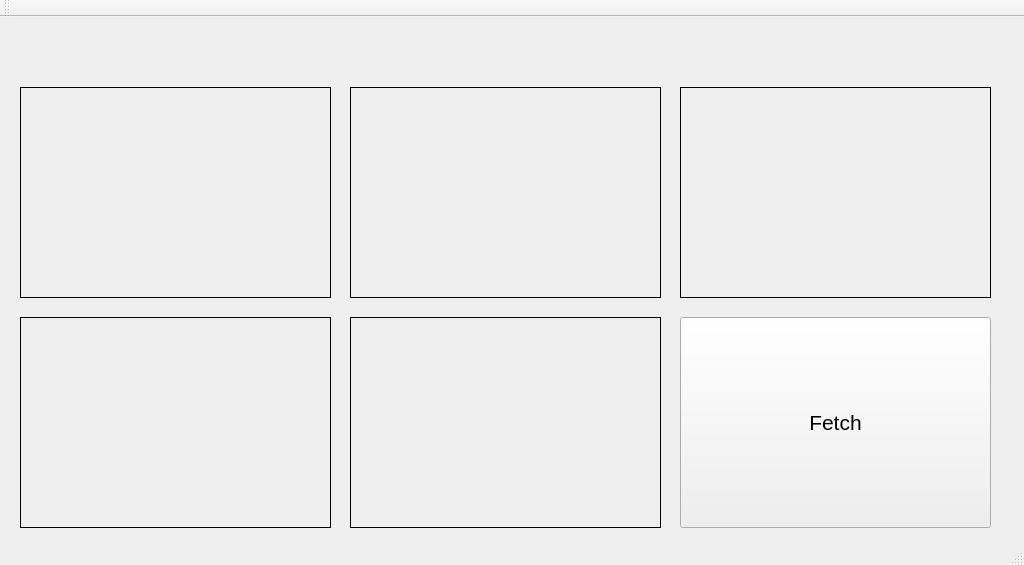
Before: the Qt Designer form GUI_Qt/SmartScale/itemSuggestion.ui in twschung/IoT-Smart-Scale, drawn with Qt 5.
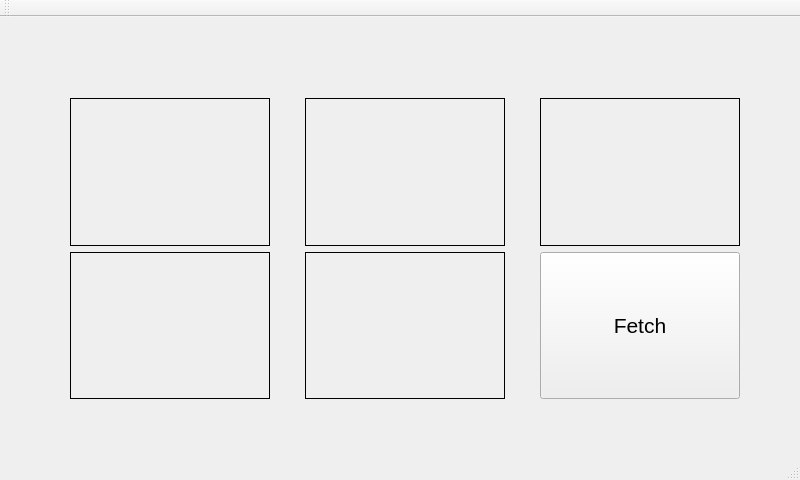
After: the same form once the commit is applied.

What changed in the file:
```diff
--- a/GUI_Qt/SmartScale/itemSuggestion.ui
+++ b/GUI_Qt/SmartScale/itemSuggestion.ui
@@ -2,14 +2,23 @@
 <ui version="4.0">
  <class>itemSuggestion</class>
  <widget class="QMainWindow" name="itemSuggestion">
+  <property name="enabled">
+   <bool>true</bool>
+  </property>
   <property name="geometry">
    <rect>
     <x>0</x>
     <y>0</y>
-    <width>1024</width>
-    <height>565</height>
+    <width>800</width>
+    <height>480</height>
    </rect>
   </property>
+  <property name="minimumSize">
+   <size>
+    <width>100</width>
+    <height>0</height>
+   </size>
+  </property>
   <property name="windowTitle">
    <string>smartScaleGUI</string>
   </property>
@@ -17,9 +26,9 @@
    <widget class="QLabel" name="lblStatus">
     <property name="geometry">
      <rect>
-      <x>20</x>
-      <y>10</y>
-      <width>961</width>
+      <x>30</x>
+      <y>20</y>
+      <width>700</width>
       <height>31</height>
      </rect>
     </property>
@@ -34,104 +43,178 @@
      <string/>
     </property>
    </widget>
-   <widget class="QPushButton" name="btnLogout">
+   <widget class="QWidget" name="gridLayoutWidget">
     <property name="geometry">
      <rect>
-      <x>680</x>
-      <y>300</y>
-      <width>311</width>
-      <height>211</height>
-     </rect>
-    </property>
-    <property name="font">
-     <font>
-      <pointsize>16</pointsize>
-     </font>
-    </property>
-    <property name="text">
-     <string>Fetch</string>
-    </property>
-   </widget>
-   <widget class="QLabel" name="lblItem1">
-    <property name="geometry">
-     <rect>
-      <x>20</x>
+      <x>30</x>
       <y>70</y>
-      <width>311</width>
-      <height>211</height>
+      <width>751</width>
+      <height>323</height>
      </rect>
     </property>
-    <property name="frameShape">
-     <enum>QFrame::Box</enum>
-    </property>
-    <property name="text">
-     <string/>
-    </property>
+    <layout class="QGridLayout" name="gridLayout">
+     <item row="0" column="2">
+      <widget class="QLabel" name="lblItem3">
+       <property name="enabled">
+        <bool>true</bool>
+       </property>
+       <property name="minimumSize">
+        <size>
+         <width>0</width>
+         <height>0</height>
+        </size>
+       </property>
+       <property name="maximumSize">
+        <size>
+         <width>200</width>
+         <height>200</height>
+        </size>
+       </property>
+       <property name="frameShape">
+        <enum>QFrame::Box</enum>
+       </property>
+       <property name="text">
+        <string/>
+       </property>
+      </widget>
+     </item>
+     <item row="1" column="1">
+      <widget class="QLabel" name="lblItem5">
+       <property name="enabled">
+        <bool>true</bool>
+       </property>
+       <property name="minimumSize">
+        <size>
+         <width>0</width>
+         <height>0</height>
+        </size>
+       </property>
+       <property name="maximumSize">
+        <size>
+         <width>200</width>
+         <height>200</height>
+        </size>
+       </property>
+       <property name="frameShape">
+        <enum>QFrame::Box</enum>
+       </property>
+       <property name="text">
+        <string/>
+       </property>
+      </widget>
+     </item>
+     <item row="1" column="0">
+      <widget class="QLabel" name="lblItem4">
+       <property name="enabled">
+        <bool>true</bool>
+       </property>
+       <property name="minimumSize">
+        <size>
+         <width>0</width>
+         <height>0</height>
+        </size>
+       </property>
+       <property name="maximumSize">
+        <size>
+         <width>200</width>
+         <height>200</height>
+        </size>
+       </property>
+       <property name="frameShape">
+        <enum>QFrame::Box</enum>
+       </property>
+       <property name="text">
+        <string/>
+       </property>
+      </widget>
+     </item>
+     <item row="0" column="1">
+      <widget class="QLabel" name="lblItem2">
+       <property name="enabled">
+        <bool>true</bool>
+       </property>
+       <property name="minimumSize">
+        <size>
+         <width>0</width>
+         <height>0</height>
+        </size>
+       </property>
+       <property name="maximumSize">
+        <size>
+         <width>200</width>
+         <height>200</height>
+        </size>
+       </property>
+       <property name="frameShape">
+        <enum>QFrame::Box</enum>
+       </property>
+       <property name="text">
+        <string/>
+       </property>
+      </widget>
+     </item>
+     <item row="1" column="2">
+      <widget class="QPushButton" name="btnLogout">
+       <property name="enabled">
+        <bool>true</bool>
+       </property>
+       <property name="minimumSize">
+        <size>
+         <width>0</width>
+         <height>0</height>
+        </size>
+       </property>
+       <property name="maximumSize">
+        <size>
+         <width>200</width>
+         <height>200</height>
+        </size>
+       </property>
+       <property name="font">
+        <font>
+         <pointsize>16</pointsize>
+        </font>
+       </property>
+       <property name="text">
+        <string>Fetch</string>
+       </property>
+      </widget>
+     </item>
+     <item row="0" column="0">
+      <widget class="QLabel" name="lblItem1">
+       <property name="enabled">
+        <bool>true</bool>
+       </property>
+       <property name="minimumSize">
+        <size>
+         <width>0</width>
+         <height>0</height>
+        </size>
+       </property>
+       <property name="maximumSize">
+        <size>
+         <width>200</width>
+         <height>200</height>
+        </size>
+       </property>
+       <property name="frameShape">
+        <enum>QFrame::Box</enum>
+       </property>
+       <property name="text">
+        <string/>
+       </property>
+      </widget>
+     </item>
+    </layout>
    </widget>
-   <widget class="QLabel" name="lblItem2">
-    <property name="geometry">
-     <rect>
-      <x>350</x>
-      <y>70</y>
-      <width>311</width>
-      <height>211</height>
-     </rect>
-    </property>
-    <property name="frameShape">
-     <enum>QFrame::Box</enum>
-    </property>
-    <property name="text">
-     <string/>
-    </property>
-   </widget>
-   <widget class="QLabel" name="lblItem3">
-    <property name="geometry">
-     <rect>
-      <x>680</x>
-      <y>70</y>
-      <width>311</width>
-      <height>211</height>
-     </rect>
-    </property>
-    <property name="frameShape">
-     <enum>QFrame::Box</enum>
-    </property>
-    <property name="text">
-     <string/>
-    </property>
-   </widget>
-   <widget class="QLabel" name="lblItem4">
-    <property name="geometry">
-     <rect>
-      <x>20</x>
-      <y>300</y>
-      <width>311</width>
-      <height>211</height>
-     </rect>
-    </property>
-    <property name="frameShape">
-     <enum>QFrame::Box</enum>
-    </property>
-    <property name="text">
-     <string/>
-    </property>
-   </widget>
-   <widget class="QLabel" name="lblItem5">
-    <property name="geometry">
-     <rect>
-      <x>350</x>
-      <y>300</y>
-      <width>311</width>
-      <height>211</height>
-     </rect>
-    </property>
-    <property name="frameShape">
-     <enum>QFrame::Box</enum>
-    </property>
-    <property name="text">
-     <string/>
-    </property>
-   </widget>
+   <zorder>lblStatus</zorder>
+   <zorder>gridLayoutWidget</zorder>
+   <zorder>lblItem5</zorder>
+   <zorder>lblItem3</zorder>
+   <zorder>lblItem1</zorder>
+   <zorder>lblItem4</zorder>
+   <zorder>lblItem2</zorder>
+   <zorder>btnLogout</zorder>
   </widget>
   <widget class="QMenuBar" name="menuBar">
    <property name="geometry">
```
Left out of the diff: 4 changed lines with no effect on the pictures.
